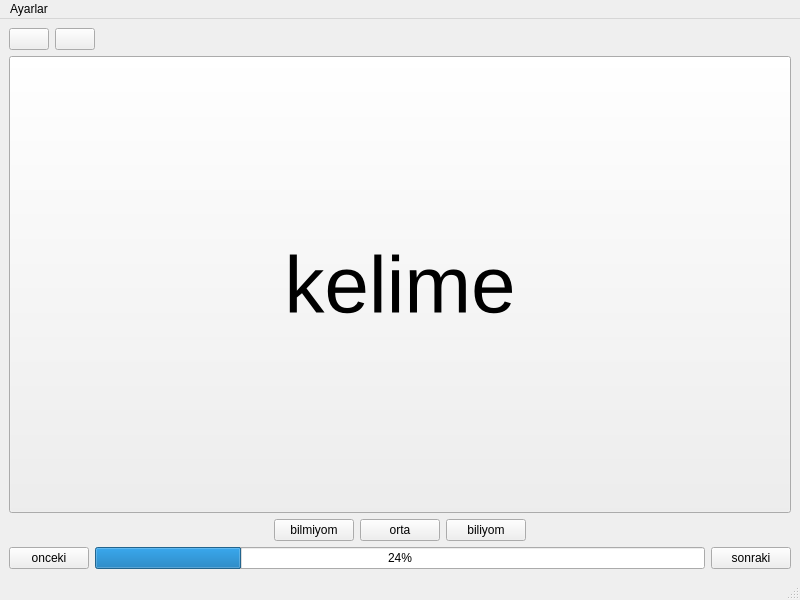
SuatCobankaya/ingilizce, file flashcard.ui: the form before one commit.
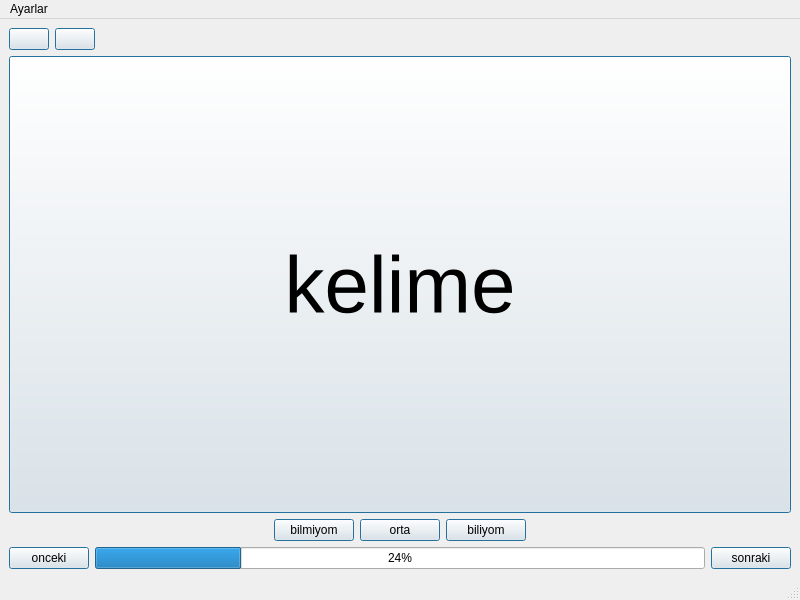
The form after the commit. Icons and pictures are not drawn.

```diff
--- a/flashcard.ui
+++ b/flashcard.ui
@@ -23,7 +23,11 @@
          <string/>
         </property>
         <property name="icon">
-         <iconset theme="QIcon::ThemeIcon::GoPrevious"/>
+         <iconset>
+          <normaloff>geri.png</normaloff>geri.png</iconset>
+        </property>
+        <property name="default">
+         <bool>true</bool>
         </property>
        </widget>
       </item>
@@ -33,7 +37,11 @@
          <string/>
         </property>
         <property name="icon">
-         <iconset theme="QIcon::ThemeIcon::GoHome"/>
+         <iconset>
+          <normaloff>main.png</normaloff>main.png</iconset>
+        </property>
+        <property name="default">
+         <bool>true</bool>
         </property>
        </widget>
       </item>
@@ -68,6 +76,9 @@
       <property name="text">
        <string>kelime</string>
       </property>
+      <property name="default">
+       <bool>true</bool>
+      </property>
      </widget>
     </item>
     <item>
@@ -90,6 +101,9 @@
         <property name="text">
          <string>bilmiyom</string>
         </property>
+        <property name="default">
+         <bool>true</bool>
+        </property>
        </widget>
       </item>
       <item>
@@ -97,6 +111,9 @@
         <property name="text">
          <string>orta</string>
         </property>
+        <property name="default">
+         <bool>true</bool>
+        </property>
        </widget>
       </item>
       <item>
@@ -104,6 +121,9 @@
         <property name="text">
          <string>biliyom</string>
         </property>
+        <property name="default">
+         <bool>true</bool>
+        </property>
        </widget>
       </item>
       <item>
@@ -128,6 +148,9 @@
         <property name="text">
          <string>onceki</string>
         </property>
+        <property name="default">
+         <bool>true</bool>
+        </property>
        </widget>
       </item>
       <item>
@@ -142,6 +165,9 @@
         <property name="text">
          <string>sonraki</string>
         </property>
+        <property name="default">
+         <bool>true</bool>
+        </property>
        </widget>
       </item>
      </layout>
```
